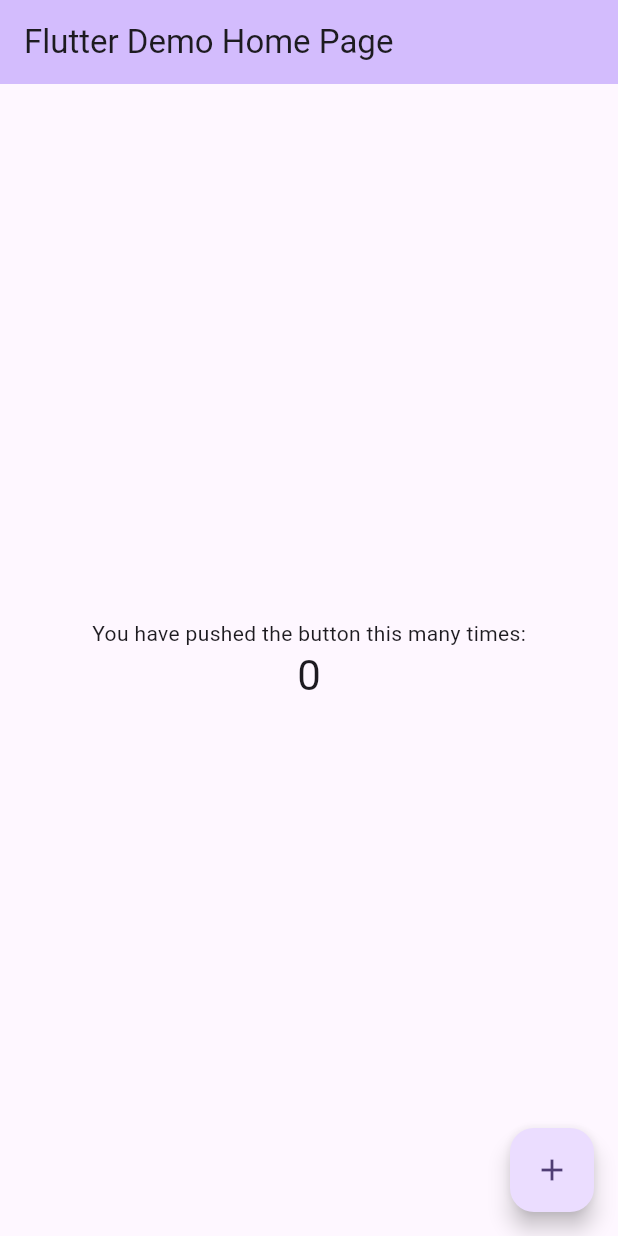
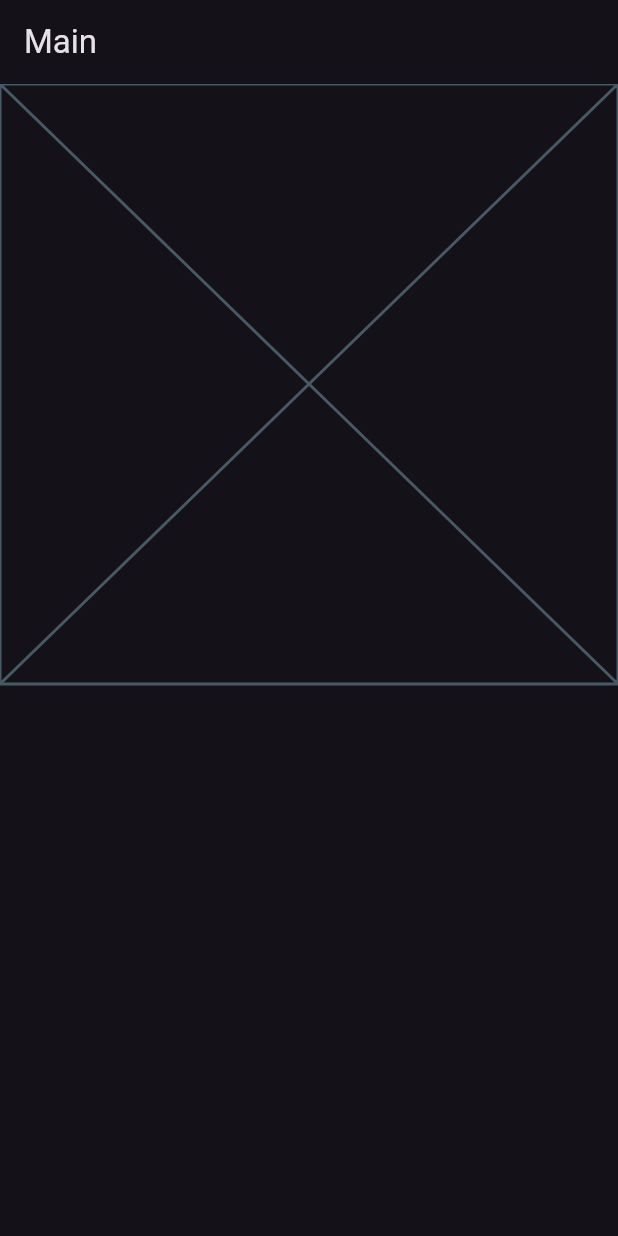
Before and after one commit to ThunderTier/World-Project-1901, a Flutter app: the screen it shows after launch, on a phone screen of 412 x 824 dp. Run offline on Flutter 3.47's test engine with Material 3 defaults, Android fonts, the light colour scheme and no system bars.

Commit message:
Update: projects - Add  MainPage/Screen

```diff
--- /dev/null
+++ b/lib/base/presentation/pages/main_page.dart
@@ -0,0 +1,29 @@
+import 'package:flutter/material.dart';
+
+class MainPage extends StatefulWidget {
+  const MainPage({super.key});
+
+  @override
+  State<MainPage> createState() => _MainPageState();
+}
+
+class _MainPageState extends State<MainPage> {
+  @override
+  Widget build(BuildContext context) {
+    return const CustomScrollView(
+      slivers: [
+        //
+        SliverAppBar(
+          title: Text(
+            "Main",
+          ),
+        ),
+
+        //
+        SliverToBoxAdapter(
+          child: Placeholder(),
+        ),
+      ],
+    );
+  }
+}
--- /dev/null
+++ b/lib/base/presentation/pages/pages.dart
@@ -0,0 +1,2 @@
+//
+export 'package:world_project_1901/base/presentation/pages/main_page.dart';
--- /dev/null
+++ b/lib/base/presentation/screens/main_screen.dart
@@ -0,0 +1,18 @@
+import 'package:flutter/material.dart';
+import 'package:world_project_1901/base/presentation/pages/pages.dart';
+
+class MainScreen extends StatefulWidget {
+  const MainScreen({super.key});
+
+  @override
+  State<MainScreen> createState() => _MainScreenState();
+}
+
+class _MainScreenState extends State<MainScreen> {
+  @override
+  Widget build(BuildContext context) {
+    return const Scaffold(
+      body: MainPage(),
+    );
+  }
+}
--- /dev/null
+++ b/lib/base/presentation/screens/screens.dart
@@ -0,0 +1,2 @@
+//
+export 'package:world_project_1901/base/presentation/screens/main_screen.dart';
--- /dev/null
+++ b/lib/core/app.dart
@@ -0,0 +1,19 @@
+import 'package:flutter/material.dart';
+import 'package:world_project_1901/base/presentation/screens/screens.dart';
+
+class App extends StatelessWidget {
+  const App({super.key});
+
+  // This widget is the root of your application.
+  @override
+  Widget build(BuildContext context) {
+    return MaterialApp(
+      debugShowCheckedModeBanner: false,
+      title: 'World Project 1901',
+      theme: ThemeData.light(),
+      darkTheme: ThemeData.dark(),
+      themeMode: ThemeMode.dark,
+      home: const MainScreen(),
+    );
+  }
+}
--- a/lib/main.dart
+++ b/lib/main.dart
@@ -1,125 +1,8 @@
 import 'package:flutter/material.dart';
+import 'package:world_project_1901/core/app.dart';
 
 void main() {
-  runApp(const MyApp());
+  runApp(
+    const App(),
+  );
 }
-
-class MyApp extends StatelessWidget {
-  const MyApp({super.key});
-
-  // This widget is the root of your application.
-  @override
-  Widget build(BuildContext context) {
-    return MaterialApp(
-      title: 'Flutter Demo',
-      theme: ThemeData(
-        // This is the theme of your application.
-        //
-        // TRY THIS: Try running your application with "flutter run". You'll see
-        // the application has a purple toolbar. Then, without quitting the app,
-        // try changing the seedColor in the colorScheme below to Colors.green
-        // and then invoke "hot reload" (save your changes or press the "hot
-        // reload" button in a Flutter-supported IDE, or press "r" if you used
-        // the command line to start the app).
-        //
-        // Notice that the counter didn't reset back to zero; the application
-        // state is not lost during the reload. To reset the state, use hot
-        // restart instead.
-        //
-        // This works for code too, not just values: Most code changes can be
-        // tested with just a hot reload.
-        colorScheme: ColorScheme.fromSeed(seedColor: Colors.deepPurple),
-        useMaterial3: true,
-      ),
-      home: const MyHomePage(title: 'Flutter Demo Home Page'),
-    );
-  }
-}
-
-class MyHomePage extends StatefulWidget {
-  const MyHomePage({super.key, required this.title});
-
-  // This widget is the home page of your application. It is stateful, meaning
-  // that it has a State object (defined below) that contains fields that affect
-  // how it looks.
-
-  // This class is the configuration for the state. It holds the values (in this
-  // case the title) provided by the parent (in this case the App widget) and
-  // used by the build method of the State. Fields in a Widget subclass are
-  // always marked "final".
-
-  final String title;
-
-  @override
-  State<MyHomePage> createState() => _MyHomePageState();
-}
-
-class _MyHomePageState extends State<MyHomePage> {
-  int _counter = 0;
-
-  void _incrementCounter() {
-    setState(() {
-      // This call to setState tells the Flutter framework that something has
-      // changed in this State, which causes it to rerun the build method below
-      // so that the display can reflect the updated values. If we changed
-      // _counter without calling setState(), then the build method would not be
-      // called again, and so nothing would appear to happen.
-      _counter++;
-    });
-  }
-
-  @override
-  Widget build(BuildContext context) {
-    // This method is rerun every time setState is called, for instance as done
-    // by the _incrementCounter method above.
-    //
-    // The Flutter framework has been optimized to make rerunning build methods
-    // fast, so that you can just rebuild anything that needs updating rather
-    // than having to individually change instances of widgets.
-    return Scaffold(
-      appBar: AppBar(
-        // TRY THIS: Try changing the color here to a specific color (to
-        // Colors.amber, perhaps?) and trigger a hot reload to see the AppBar
-        // change color while the other colors stay the same.
-        backgroundColor: Theme.of(context).colorScheme.inversePrimary,
-        // Here we take the value from the MyHomePage object that was created by
-        // the App.build method, and use it to set our appbar title.
-        title: Text(widget.title),
-      ),
-      body: Center(
-        // Center is a layout widget. It takes a single child and positions it
-        // in the middle of the parent.
-        child: Column(
-          // Column is also a layout widget. It takes a list of children and
-          // arranges them vertically. By default, it sizes itself to fit its
-          // children horizontally, and tries to be as tall as its parent.
-          //
-          // Column has various properties to control how it sizes itself and
-          // how it positions its children. Here we use mainAxisAlignment to
-          // center the children vertically; the main axis here is the vertical
-          // axis because Columns are vertical (the cross axis would be
-          // horizontal).
-          //
-          // TRY THIS: Invoke "debug painting" (choose the "Toggle Debug Paint"
-          // action in the IDE, or press "p" in the console), to see the
-          // wireframe for each widget.
-          mainAxisAlignment: MainAxisAlignment.center,
-          children: <Widget>[
-            const Text(
-              'You have pushed the button this many times:',
-            ),
-            Text(
-              '$_counter',
-              style: Theme.of(context).textTheme.headlineMedium,
-            ),
-          ],
-        ),
-      ),
-      floatingActionButton: FloatingActionButton(
-        onPressed: _incrementCounter,
-        tooltip: 'Increment',
-        child: const Icon(Icons.add),
-      ), // This trailing comma makes auto-formatting nicer for build methods.
-    );
-  }
-}
```
Also changed, not shown: 1 other file.
